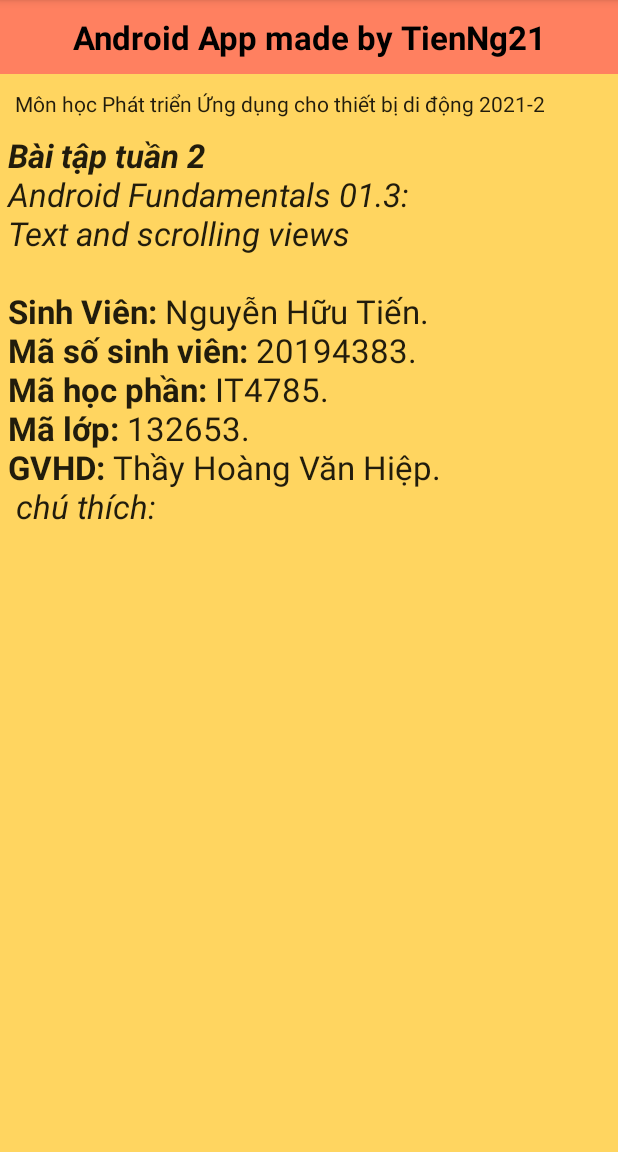
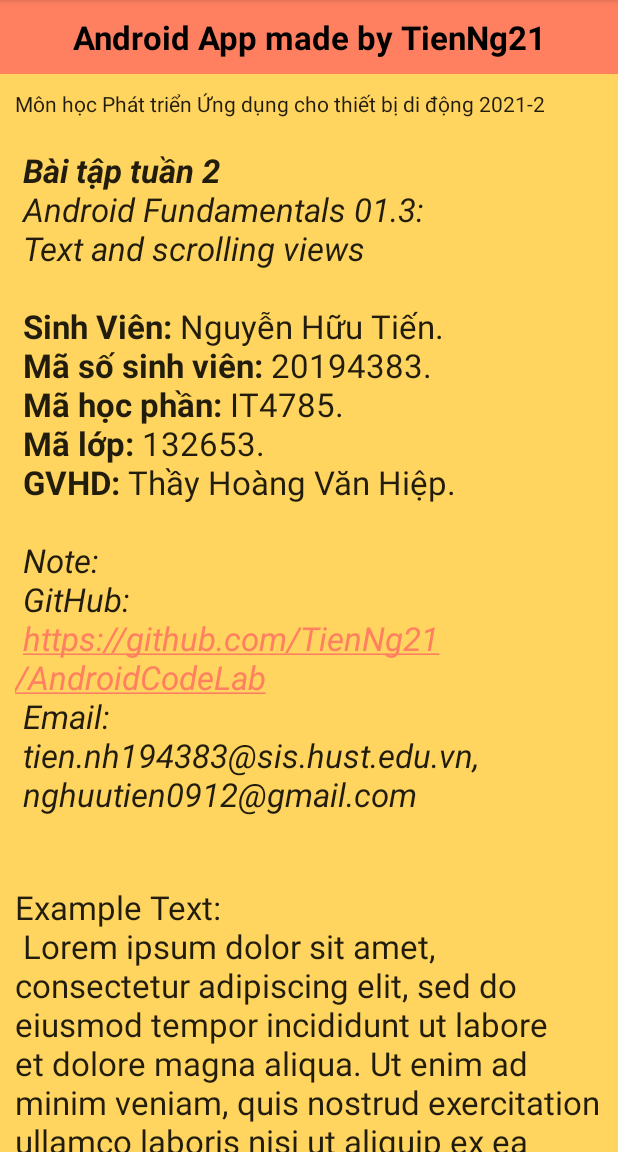
Before and after one commit to TienNg21/AndroidCodeLab, an Android app: the screen it shows after launch (MainActivity), on a phone screen of 412 x 824 dp, the part 84-1236 px from its top. Run offline under Robolectric (Android 15) with nearby library versions, the phone set to English and light mode, and no system bars.

Commit message:
finish week 2 task

```diff
--- a/app/src/main/res/layout/activity_main.xml
+++ b/app/src/main/res/layout/activity_main.xml
@@ -43,8 +43,17 @@
                 android:id="@+id/article"
                 android:layout_width="match_parent"
                 android:layout_height="wrap_content"
+                android:padding="@dimen/padding_regular"
+                android:autoLink="web"
                 android:textAppearance="@android:style/TextAppearance.DeviceDefault.Large"
                 android:text="@string/article"/>
+            <TextView
+                android:id="@+id/example"
+                android:layout_width="match_parent"
+                android:layout_height="wrap_content"
+                android:padding="@dimen/padding_regular"
+                android:textAppearance="@android:style/TextAppearance.DeviceDefault.Large"
+                android:text="@string/example_text"/>
         </LinearLayout>
 
     </ScrollView>
--- a/app/src/main/res/values/strings.xml
+++ b/app/src/main/res/values/strings.xml
@@ -10,10 +10,16 @@
         <b>Mã số sinh viên:</b> 20194383. \n
         <b>Mã học phần:</b> IT4785. \n
         <b>Mã lớp:</b> 132653. \n
-        <b>GVHD:</b> Thầy Hoàng Văn Hiệp. \n
-        <i>
-            chú thích: \n
-
+        <b>GVHD:</b> Thầy Hoàng Văn Hiệp. \n\n
+        <i>Note: \n
+            GitHub:\n
+            https://github.com/TienNg21/AndroidCodeLab \n
+            Email:\n
+            tien.nh194383@sis.hust.edu.vn,\n
+            nghuutien0912@gmail.com \n
         </i>
     </string>
+    <string name="example_text">
+        Example Text: \n
+        Lorem ipsum dolor sit amet, consectetur adipiscing elit, sed do eiusmod tempor incididunt ut labore et dolore magna aliqua. Ut enim ad minim veniam, quis nostrud exercitation ullamco laboris nisi ut aliquip ex ea commodo consequat. Duis aute irure dolor in reprehenderit in voluptate velit esse cillum dolore eu fugiat nulla pariatur. Excepteur sint occaecat cupidatat non proident, sunt in culpa qui officia deserunt mollit anim id est laborum consectetur adipiscing elit, sed do eiusmod tempor incididunt ut labore et dolore magna aliqua. Ut enim ad minim veniam, quis nostrud exercitation ullamco laboris nisi ut aliquip ex ea commodo consequat.</string>
 </resources>
```
